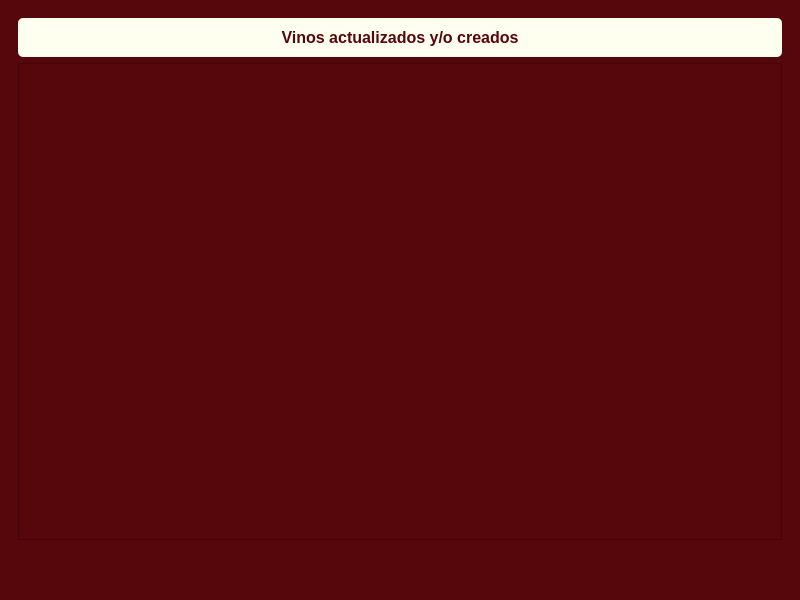
Above: Interfaz/interfazDiseño.ui from FranciscoSaggiorato1/ppai_bonvino before the change. Below: the same form after it.
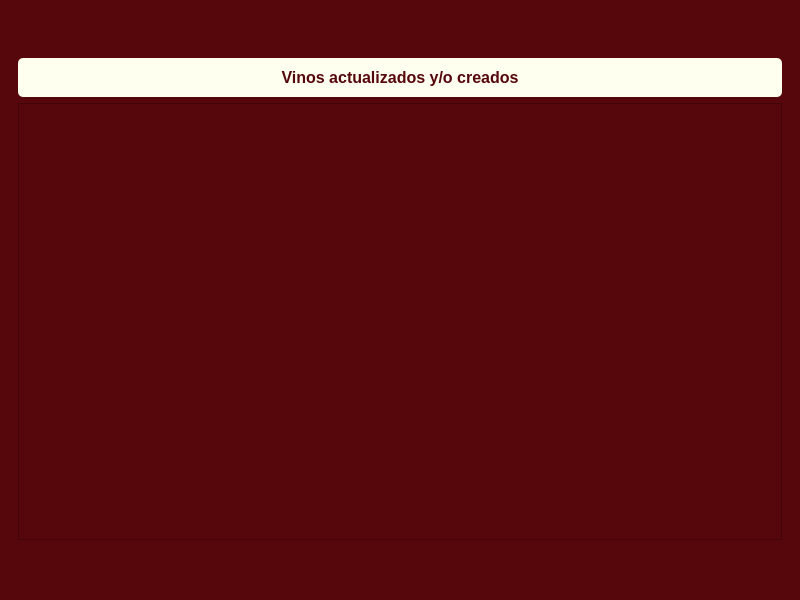
That is the form after the change. The open tabs and pages were chosen to show the change. Icons and pictures are not drawn.

Commit message: Cambios a la interfaz, agregado de botones 3era pag

```diff
--- a/Interfaz/interfazDiseño.ui
+++ b/Interfaz/interfazDiseño.ui
@@ -185,6 +185,22 @@
         <string notr="true"/>
       </property>
        <layout class="QVBoxLayout" name="verticalLayoutPage3">
+        <property name="sizeConstraint">
+          <enum>QLayout::SetMinimumSize</enum>
+        </property>
+       <item>
+         <spacer name="verticalSpacerTop">
+          <property name="orientation">
+           <enum>Qt::Vertical</enum>
+          </property>
+          <property name="sizeHint" stdset="0">
+           <size>
+            <width>20</width>
+            <height>40</height>
+           </size>
+          </property>
+         </spacer>
+        </item>
         <item>
          <widget class="QLabel" name="label_3">
           <property name="alignment">
```
Left out of the diff: 8 changed lines with no effect on the pictures. The commit also changes 1 other file.
